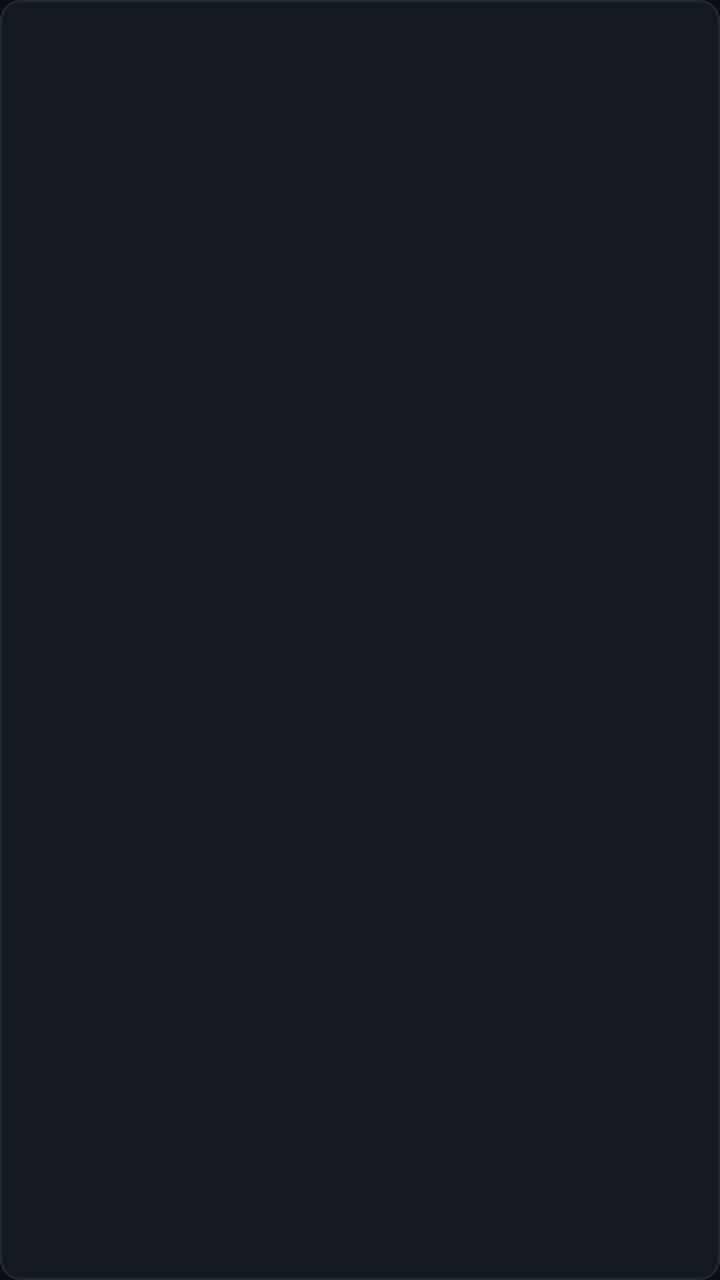
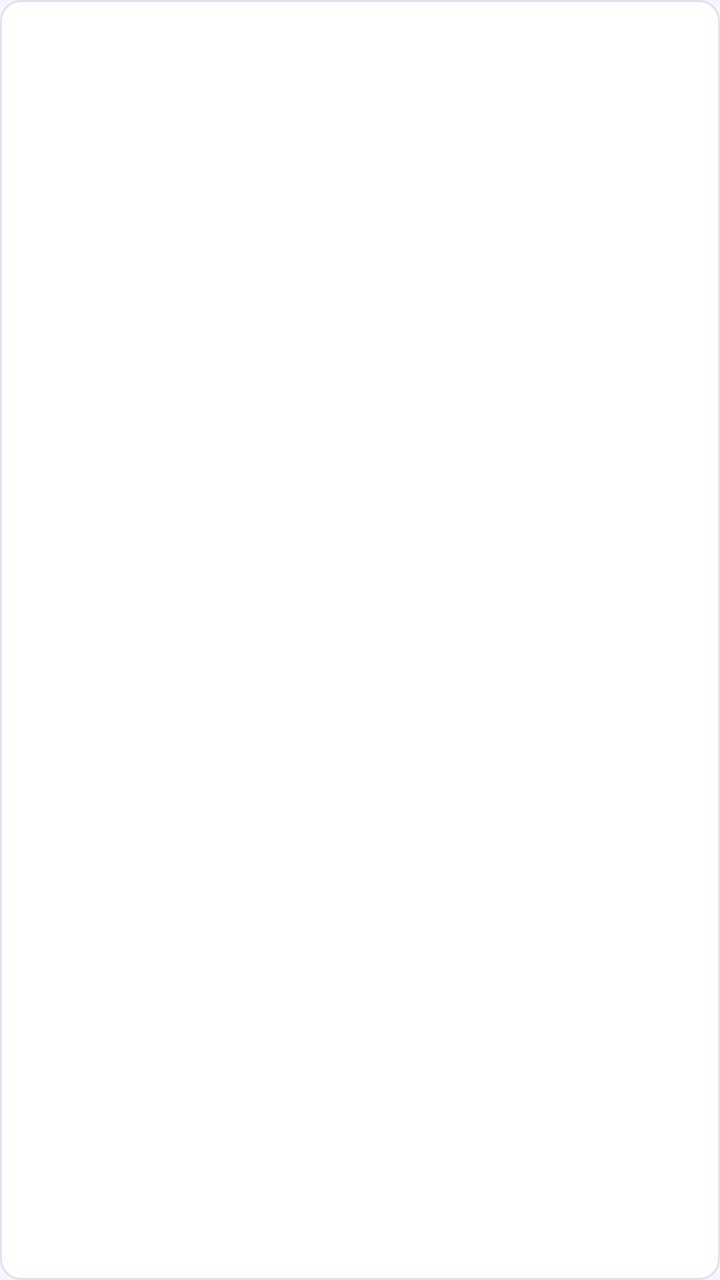

Before-and-after screenshots of an Android layout around one commit, followed by the original layout XML and the change that was made.
<!-- AndroidManifest.xml: application theme Theme.Eced.Tv -->
<!-- res/layout/row_unit.xml -->
<?xml version="1.0" encoding="utf-8"?>
<LinearLayout xmlns:android="http://schemas.android.com/apk/res/android"
    android:layout_width="match_parent"
    android:layout_height="wrap_content"
    android:orientation="horizontal"
    android:gravity="center_vertical"
    android:layout_marginBottom="10dp"
    android:padding="14dp"
    android:background="@drawable/row_bg"
    android:focusable="true"
    android:focusableInTouchMode="true">

    <TextView
        android:id="@+id/ru_badge"
        android:layout_width="46dp"
        android:layout_height="46dp"
        android:gravity="center"
        android:textColor="#FFFFFF"
        android:textSize="20sp"
        android:textStyle="bold" />

    <LinearLayout
        android:layout_width="0dp"
        android:layout_height="wrap_content"
        android:layout_weight="1"
        android:layout_marginStart="14dp"
        android:orientation="vertical">

        <TextView
            android:id="@+id/ru_title"
            android:layout_width="match_parent"
            android:layout_height="wrap_content"
            android:maxLines="1"
            android:ellipsize="end"
            android:textColor="@color/tv_ink"
            android:textSize="17sp" />

        <TextView
            android:id="@+id/ru_meta"
            android:layout_width="match_parent"
            android:layout_height="wrap_content"
            android:layout_marginTop="2dp"
            android:textColor="@color/tv_muted"
            android:textSize="14sp" />
    </LinearLayout>

    <TextView
        android:id="@+id/ru_pct"
        android:layout_width="wrap_content"
        android:layout_height="wrap_content"
        android:textColor="@color/tv_muted"
        android:textSize="14sp" />
</LinearLayout>
<!-- resources referenced by this layout -->
<resources>
  <color name="tv_ink">#F2F6FA</color>
  <color name="tv_muted">#93A1B2</color>
  <!-- drawable row_bg (drawable) -->
  <?xml version="1.0" encoding="utf-8"?>
  <selector xmlns:android="http://schemas.android.com/apk/res/android">
      <item android:state_focused="true">
          <shape android:shape="rectangle">
              <solid android:color="#1E2836" />
              <stroke android:width="3dp" android:color="@color/focus_gold" />
              <corners android:radius="10dp" />
          </shape>
      </item>
      <item android:state_selected="true">
          <shape android:shape="rectangle">
              <solid android:color="#18202B" />
              <stroke android:width="1dp" android:color="#3A4757" />
              <corners android:radius="10dp" />
          </shape>
      </item>
      <item>
          <shape android:shape="rectangle">
              <solid android:color="@color/tv_panel" />
              <stroke android:width="1dp" android:color="#242C38" />
              <corners android:radius="10dp" />
          </shape>
      </item>
  </selector>
  <style name="Theme.Eced.Tv" parent="Theme.Leanback">
          <item name="android:windowBackground">@color/tv_bg</item>
          <item name="android:colorPrimary">@color/focus_gold</item>
          <item name="android:colorAccent">@color/focus_gold</item>
      </style>
  <color name="focus_gold">#E8B64C</color>
  <color name="tv_panel">#151A22</color>
  <color name="tv_bg">#0B0E13</color>
</resources>

<!-- the commit's change to res/layout/row_unit.xml (unified diff, before → after) -->
@@ -15,7 +15,7 @@
         android:layout_width="46dp"
         android:layout_height="46dp"
         android:gravity="center"
-        android:textColor="#FFFFFF"
+        android:textColor="@color/on_subject"
         android:textSize="20sp"
         android:textStyle="bold" />
 
<!-- resource entries referenced after the edit -->
@@ -1,39 +1,45 @@
 <!-- resources referenced by this layout -->
 <resources>
-  <color name="tv_ink">#F2F6FA</color>
-  <color name="tv_muted">#93A1B2</color>
+  <color name="on_subject">#FFFFFF</color>
+  <color name="tv_ink">#12171F</color>
+  <color name="tv_muted">#5B6675</color>
   <!-- drawable row_bg (drawable) -->
   <?xml version="1.0" encoding="utf-8"?>
   <selector xmlns:android="http://schemas.android.com/apk/res/android">
       <item android:state_focused="true">
           <shape android:shape="rectangle">
-              <solid android:color="#1E2836" />
+              <solid android:color="@color/surface_focus" />
               <stroke android:width="3dp" android:color="@color/focus_gold" />
               <corners android:radius="10dp" />
           </shape>
       </item>
       <item android:state_selected="true">
           <shape android:shape="rectangle">
-              <solid android:color="#18202B" />
-              <stroke android:width="1dp" android:color="#3A4757" />
+              <solid android:color="@color/surface_selected" />
+              <stroke android:width="1dp" android:color="@color/hairline_strong" />
               <corners android:radius="10dp" />
           </shape>
       </item>
       <item>
           <shape android:shape="rectangle">
               <solid android:color="@color/tv_panel" />
-              <stroke android:width="1dp" android:color="#242C38" />
+              <stroke android:width="1dp" android:color="@color/hairline" />
               <corners android:radius="10dp" />
           </shape>
       </item>
   </selector>
   <style name="Theme.Eced.Tv" parent="Theme.Leanback">
           <item name="android:windowBackground">@color/tv_bg</item>
+          <item name="android:colorBackground">@color/tv_bg</item>
           <item name="android:colorPrimary">@color/focus_gold</item>
           <item name="android:colorAccent">@color/focus_gold</item>
       </style>
-  <color name="focus_gold">#E8B64C</color>
-  <color name="tv_panel">#151A22</color>
-  <color name="tv_bg">#0B0E13</color>
+  <color name="surface_focus">#FFF6E0</color>
+  <color name="focus_gold">#B07C10</color>
+  <color name="surface_selected">#F0F4F8</color>
+  <color name="hairline_strong">#C3CDD8</color>
+  <color name="tv_panel">#FFFFFF</color>
+  <color name="hairline">#DDE3EA</color>
+  <color name="tv_bg">#F4F6F9</color>
 </resources>
 
